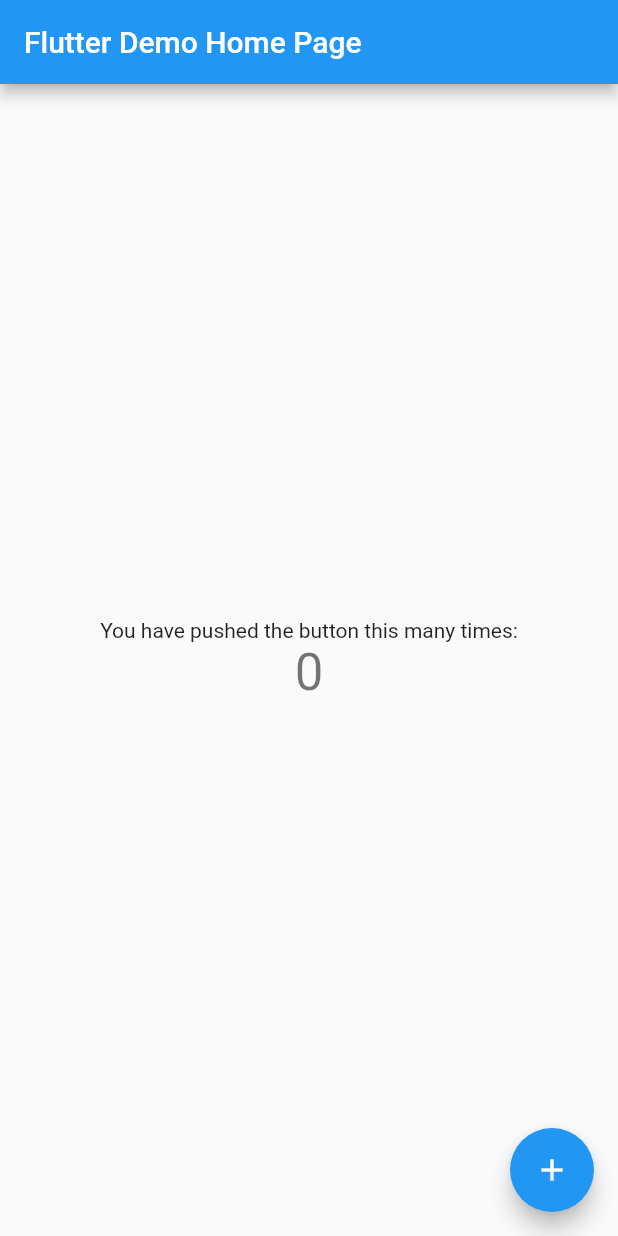
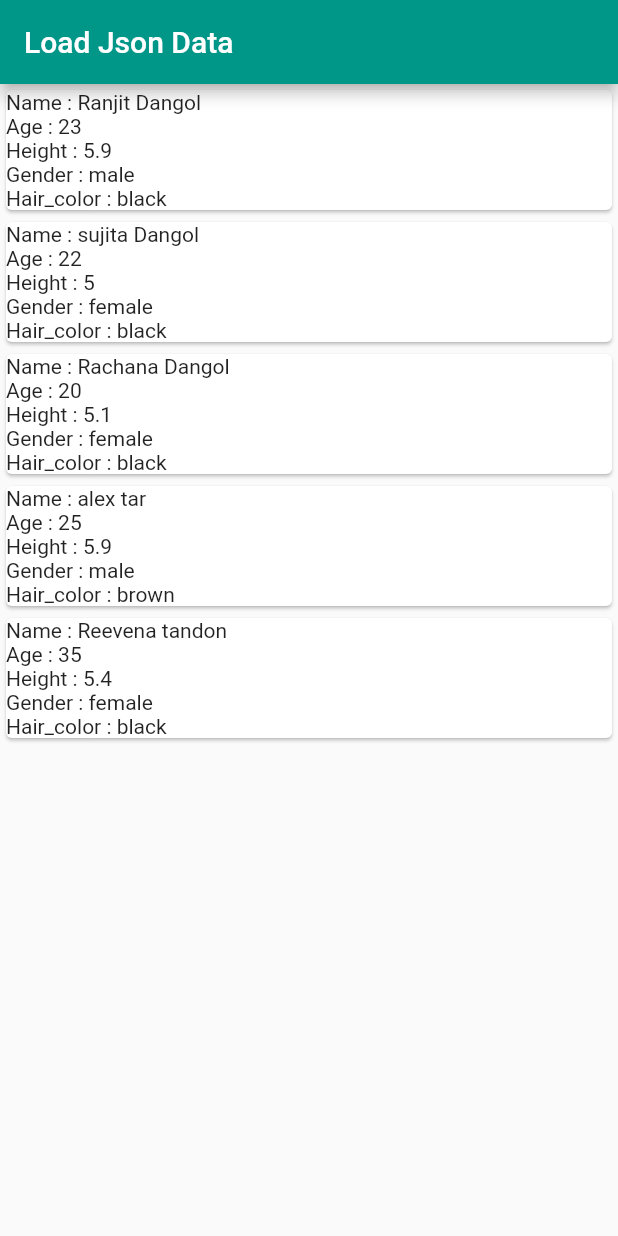
Before and after one commit to rnzid/flutter-json-app, a Flutter app: the screen it shows after launch, on a phone screen of 412 x 824 dp. Run offline on Flutter 3.47's test engine with Material 2 defaults, Android fonts, the phone set to English and light mode, and no system bars.

Commit message:
loaded the json file locally

```diff
--- a/lib/main.dart
+++ b/lib/main.dart
@@ -1,115 +1,54 @@
+import 'dart:convert';
+
 import 'package:flutter/material.dart';
 
-void main() {
-  runApp(const MyApp());
+void main() => runApp(MaterialApp(
+      theme: ThemeData(primarySwatch: Colors.teal),
+      home: HomePage(),
+    ));
+
+class HomePage extends StatefulWidget {
+  const HomePage({Key? key}) : super(key: key);
+
+  @override
+  State<HomePage> createState() => _HomePageState();
 }
 
-class MyApp extends StatelessWidget {
-  const MyApp({Key? key}) : super(key: key);
-
-  // This widget is the root of your application.
+class _HomePageState extends State<HomePage> {
+  late List data;
   @override
   Widget build(BuildContext context) {
-    return MaterialApp(
-      title: 'Flutter Demo',
-      theme: ThemeData(
-        // This is the theme of your application.
-        //
-        // Try running your application with "flutter run". You'll see the
-        // application has a blue toolbar. Then, without quitting the app, try
-        // changing the primarySwatch below to Colors.green and then invoke
-        // "hot reload" (press "r" in the console where you ran "flutter run",
-        // or simply save your changes to "hot reload" in a Flutter IDE).
-        // Notice that the counter didn't reset back to zero; the application
-        // is not restarted.
-        primarySwatch: Colors.blue,
+    return Scaffold(
+      appBar: AppBar(
+        title: const Text("Load Json Data"),
       ),
-      home: const MyHomePage(title: 'Flutter Demo Home Page'),
+      body: Container(
+        child: Center(
+            child: FutureBuilder(
+          future: DefaultAssetBundle.of(context)
+              .loadString("load_json/person.json"),
+          builder: (context, AsyncSnapshot) {
+            var mydata = json.decode(AsyncSnapshot.data.toString());
+            return ListView.builder(
+              itemBuilder: (BuildContext context, int index) {
+                return Card(
+                  child: Column(
+                    crossAxisAlignment: CrossAxisAlignment.stretch,
+                    children: <Widget>[
+                      Text("Name : " + mydata[index]['Name']),
+                      Text("Age : " + mydata[index]['age']),
+                      Text("Height : " + mydata[index]['height']),
+                      Text("Gender : " + mydata[index]['gender']),
+                      Text("Hair_color : " + mydata[index]['hair_color']),
+                    ],
+                  ),
+                );
+              },
+              itemCount: mydata == null ? 0 : mydata.length,
+            );
+          },
+        )),
+      ),
     );
   }
 }
-
-class MyHomePage extends StatefulWidget {
-  const MyHomePage({Key? key, required this.title}) : super(key: key);
-
-  // This widget is the home page of your application. It is stateful, meaning
-  // that it has a State object (defined below) that contains fields that affect
-  // how it looks.
-
-  // This class is the configuration for the state. It holds the values (in this
-  // case the title) provided by the parent (in this case the App widget) and
-  // used by the build method of the State. Fields in a Widget subclass are
-  // always marked "final".
-
-  final String title;
-
-  @override
-  State<MyHomePage> createState() => _MyHomePageState();
-}
-
-class _MyHomePageState extends State<MyHomePage> {
-  int _counter = 0;
-
-  void _incrementCounter() {
-    setState(() {
-      // This call to setState tells the Flutter framework that something has
-      // changed in this State, which causes it to rerun the build method below
-      // so that the display can reflect the updated values. If we changed
-      // _counter without calling setState(), then the build method would not be
-      // called again, and so nothing would appear to happen.
-      _counter++;
-    });
-  }
-
-  @override
-  Widget build(BuildContext context) {
-    // This method is rerun every time setState is called, for instance as done
-    // by the _incrementCounter method above.
-    //
-    // The Flutter framework has been optimized to make rerunning build methods
-    // fast, so that you can just rebuild anything that needs updating rather
-    // than having to individually change instances of widgets.
-    return Scaffold(
-      appBar: AppBar(
-        // Here we take the value from the MyHomePage object that was created by
-        // the App.build method, and use it to set our appbar title.
-        title: Text(widget.title),
-      ),
-      body: Center(
-        // Center is a layout widget. It takes a single child and positions it
-        // in the middle of the parent.
-        child: Column(
-          // Column is also a layout widget. It takes a list of children and
-          // arranges them vertically. By default, it sizes itself to fit its
-          // children horizontally, and tries to be as tall as its parent.
-          //
-          // Invoke "debug painting" (press "p" in the console, choose the
-          // "Toggle Debug Paint" action from the Flutter Inspector in Android
-          // Studio, or the "Toggle Debug Paint" command in Visual Studio Code)
-          // to see the wireframe for each widget.
-          //
-          // Column has various properties to control how it sizes itself and
-          // how it positions its children. Here we use mainAxisAlignment to
-          // center the children vertically; the main axis here is the vertical
-          // axis because Columns are vertical (the cross axis would be
-          // horizontal).
-          mainAxisAlignment: MainAxisAlignment.center,
-          children: <Widget>[
-            const Text(
-              'You have pushed the button this many times:',
-            ),
-            Text(
-              '$_counter',
-              style: Theme.of(context).textTheme.headline4,
-            ),
-          ],
-        ),
-      ),
-      floatingActionButton: FloatingActionButton(
-        onPressed: _incrementCounter,
-        tooltip: 'Increment',
-        child: const Icon(Icons.add),
-      ), // This trailing comma makes auto-formatting nicer for build methods.
-    );
-  }
-}
--- /dev/null
+++ b/load_json/person.json
@@ -0,0 +1,37 @@
+[{
+        "Name": "Ranjit Dangol",
+        "age": "23",
+        "height": "5.9",
+        "gender": "male",
+        "hair_color": "black"
+    },
+    {
+        "Name": "sujita Dangol",
+        "age": "22",
+        "height": "5",
+        "gender": "female",
+        "hair_color": "black"
+    },
+    {
+        "Name": "Rachana Dangol",
+        "age": "20",
+        "height": "5.1",
+        "gender": "female",
+        "hair_color": "black"
+    },
+    {
+        "Name": "alex tar",
+        "age": "25",
+        "height": "5.9",
+        "gender": "male",
+        "hair_color": "brown"
+    },
+    {
+        "Name": "Reevena tandon",
+        "age": "35",
+        "height": "5.4",
+        "gender": "female",
+        "hair_color": "black"
+    }
+
+]
--- a/pubspec.yaml
+++ b/pubspec.yaml
@@ -58,8 +58,8 @@
   uses-material-design: true
 
   # To add assets to your application, add an assets section, like this:
-  # assets:
-  #   - images/a_dot_burr.jpeg
+  assets:
+    - load_json/person.json
   #   - images/a_dot_ham.jpeg
 
   # An image asset can refer to one or more resolution-specific "variants", see
```
